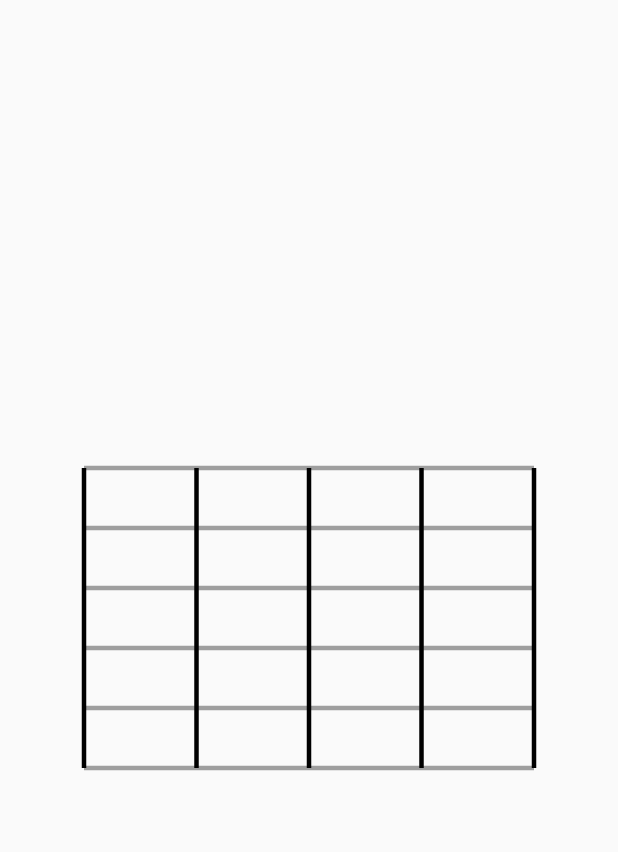
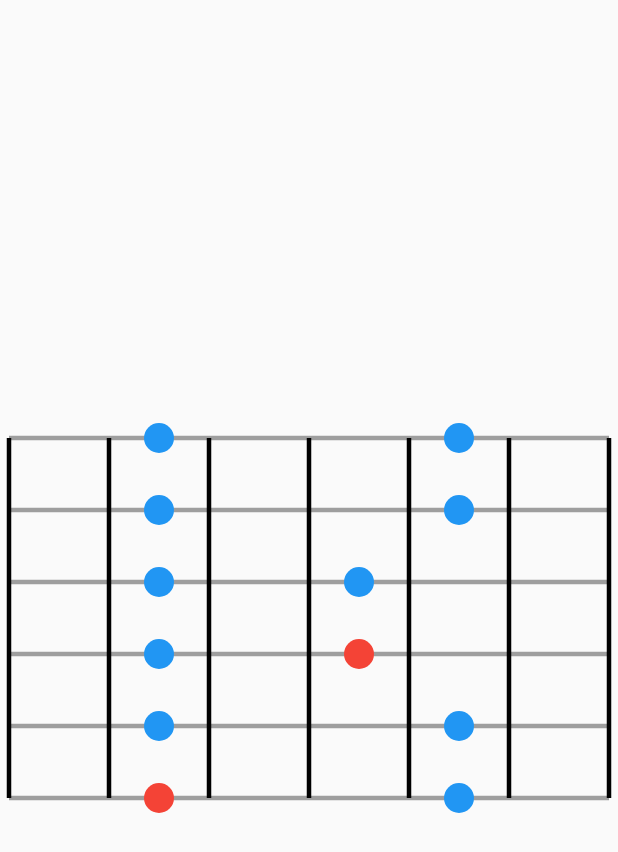
Before and after one commit to mugbug/fretboard, a Flutter app: the screen it shows after launch, on a phone screen of 412 x 824 dp. Shown: the top 852 px of the screen. Run offline on Flutter 3.47's test engine with Material 2 defaults, Android fonts, the phone set to English and light mode, and no system bars; our stand-ins replace bloc, flutter_bloc; generated files the repository leaves out were written again.

Commit message:
feat: working dynamic fretboard with notes 🎵

```diff
--- a/example/lib/song/song_page.dart
+++ b/example/lib/song/song_page.dart
@@ -8,7 +8,17 @@ class SongPage extends StatelessWidget {
   Widget build(BuildContext context) {
     return const Scaffold(
       body: Center(
-        child: Fretboard(),
+        child: Fretboard(
+          size: Size(400, 240),
+          notesMatrix: [
+            ['', 'o', '', '', 'o', ''],
+            ['', 'o', '', '', 'o', ''],
+            ['', 'o', '', 'o', '', ''],
+            ['', 'o', '', '0', '', ''],
+            ['', 'o', '', '', 'o', ''],
+            ['', '0', '', '', 'o', ''],
+          ],
+        ),
       ),
     );
   }
--- a/lib/src/fretboard.dart
+++ b/lib/src/fretboard.dart
@@ -1,21 +1,32 @@
+// ignore_for_file: public_member_api_docs
+
 import 'package:flutter/material.dart';
-import 'package:flutter/widgets.dart';
 
 /// {@template fretboard}
 /// Song writing toolkit for Flutter
 /// {@endtemplate}
 class Fretboard extends StatelessWidget {
   /// {@macro fretboard}
-  const Fretboard({super.key});
+  const Fretboard({
+    super.key,
+    required this.notesMatrix,
+    required this.size,
+  });
+
+  final Size size;
+
+  final List<List<String>> notesMatrix;
 
   @override
   Widget build(BuildContext context) {
     return Center(
       child: SizedBox(
-        height: 200,
-        width: 300,
+        height: size.height,
+        width: size.width,
         child: CustomPaint(
-          painter: FretboardPainter(),
+          painter: FretboardPainter(
+            notesMatrix: notesMatrix,
+          ),
         ),
       ),
     );
@@ -24,10 +35,17 @@ class Fretboard extends StatelessWidget {
 
 /// Draws the fretboard
 class FretboardPainter extends CustomPainter {
+  FretboardPainter({required this.notesMatrix});
+
+  final List<List<String>> notesMatrix;
+
+  int get _numberOfFrets => notesMatrix.first.length;
+
   @override
   void paint(Canvas canvas, Size size) {
     _drawStrings(canvas, size);
     _drawFrets(canvas, size);
+    _drawNotes(canvas, size);
   }
 
   void _drawStrings(Canvas canvas, Size size) {
@@ -38,8 +56,11 @@ class FretboardPainter extends CustomPainter {
     const x0 = .0;
     final x1 = size.width;
 
-    final spacing = size.height / 5;
-    final spacingList = List.generate(6, (index) => index * spacing);
+    const numberOfStrings = 6;
+
+    final spacing = size.height / (numberOfStrings - 1);
+    final spacingList =
+        List.generate(numberOfStrings, (index) => index * spacing);
 
     for (final y in spacingList) {
       canvas.drawLine(
@@ -58,11 +79,9 @@ class FretboardPainter extends CustomPainter {
     const y0 = .0;
     final y1 = size.height;
 
-    const numberOfFrets = 5;
-
-    final spacing = size.width / (numberOfFrets - 1);
+    final spacing = size.width / _numberOfFrets;
     final spacingList =
-        List.generate(numberOfFrets, (index) => index * spacing);
+        List.generate(_numberOfFrets + 1, (index) => index * spacing);
 
     for (final x in spacingList) {
       canvas.drawLine(
@@ -73,6 +92,73 @@ class FretboardPainter extends CustomPainter {
     }
   }
 
+  void _drawNotes(Canvas canvas, Size size) {
+    const numberOfStrings = 6;
+
+    final xSpacing = size.width / _numberOfFrets;
+    final ySpacing = size.height / (numberOfStrings - 1);
+
+    /// we need this offset to place the notes between frets
+    final leadingOffset = xSpacing / 2;
+
+    final noteMapping = notesMatrix.asMap().entries.map((stringListEntry) {
+      final yIndex = stringListEntry.key;
+      return stringListEntry.value.asMap().entries.map(
+        (noteEntry) {
+          final xIndex = noteEntry.key;
+          final currentPosition = Offset(
+            xIndex * xSpacing + leadingOffset,
+            yIndex * ySpacing,
+          );
+
+          return switch (noteEntry.value) {
+            'o' => Note(type: NoteType.normal, position: currentPosition),
+            '0' => Note(type: NoteType.tonic, position: currentPosition),
+            _ => Note(type: NoteType.none, position: currentPosition),
+          };
+        },
+      );
+    });
+
+    for (final notes in noteMapping) {
+      for (final note in notes) {
+        final tonicPaint = Paint()
+          ..color = Colors.red
+          ..style = PaintingStyle.fill;
+
+        final notePaint = Paint()
+          ..color = Colors.blue
+          ..style = PaintingStyle.fill;
+
+        final paint = switch (note.type) {
+          NoteType.tonic => tonicPaint,
+          NoteType.normal => notePaint,
+          _ => null
+        };
+
+        if (paint == null) continue;
+
+        canvas.drawCircle(
+          note.position,
+          10,
+          paint,
+        );
+      }
+    }
+  }
+
   @override
   bool shouldRepaint(covariant CustomPainter oldDelegate) => true;
 }
+
+enum NoteType { none, normal, tonic }
+
+class Note {
+  Note({
+    required this.position,
+    required this.type,
+  });
+
+  final Offset position;
+  final NoteType type;
+}
```
